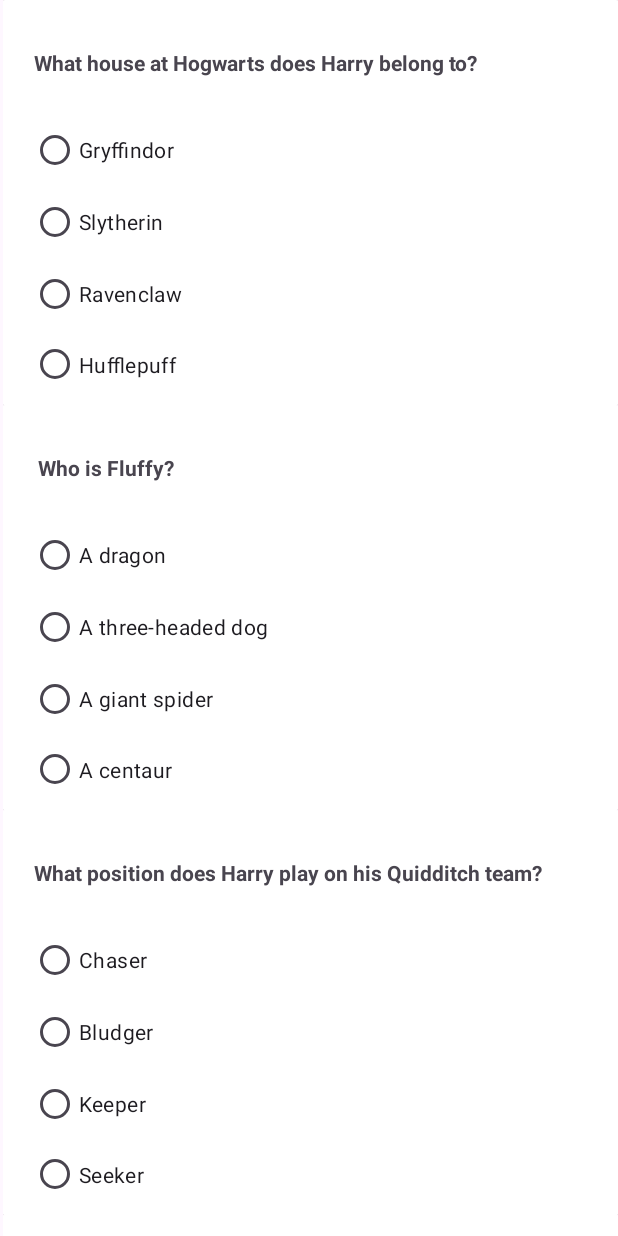
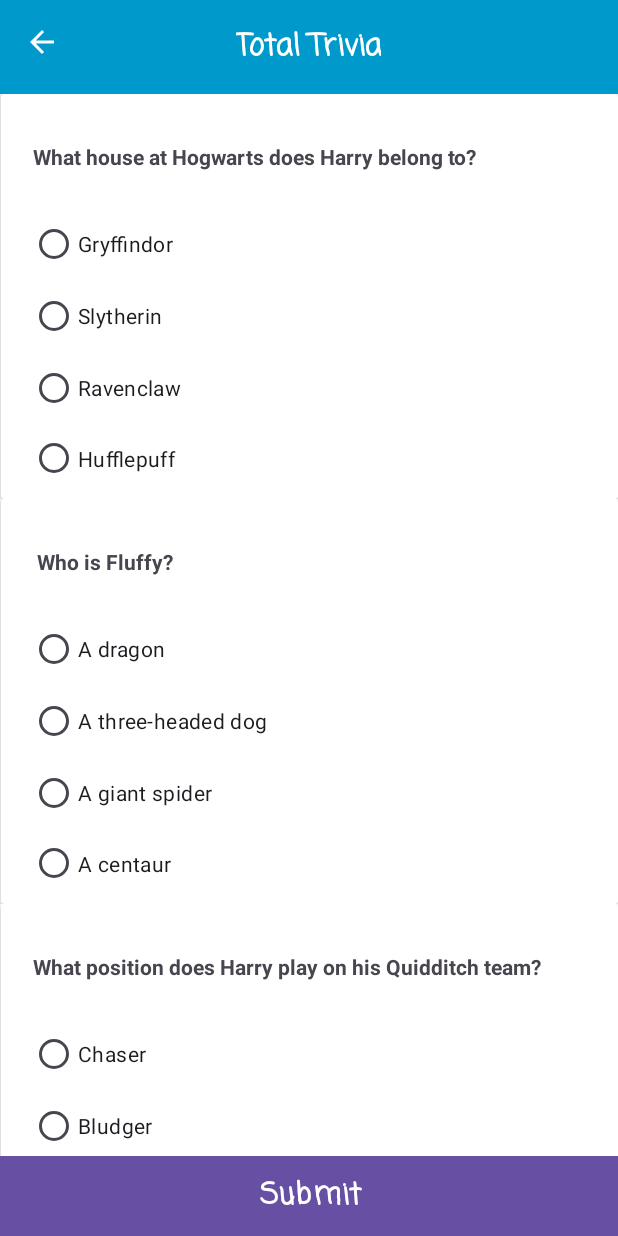
Before and after one commit to wdhurleyjr/cst338_total_trivia, an Android app: the GameActivity screen opened directly, with no data from a screen before it, after a tap on "Harry Potter Trivia", on a phone screen of 412 x 824 dp. Run offline under Robolectric (Android 15) with nearby library versions, the phone set to English and light mode, and no system bars; our stand-ins replace Room's generated code.

Commit message:
Added submit button to trivia game and some other tweaks

```diff
--- a/app/build.gradle
+++ b/app/build.gradle
@@ -32,6 +32,9 @@ android {
         sourceCompatibility JavaVersion.VERSION_1_8
         targetCompatibility JavaVersion.VERSION_1_8
     }
+    buildFeatures {
+        viewBinding true
+    }
 }
 
 dependencies {
@@ -42,6 +45,8 @@ dependencies {
 
     // Room components
     implementation "androidx.room:room-runtime:$rootProject.roomVersion"
+    implementation 'androidx.navigation:navigation-fragment:2.6.0'
+    implementation 'androidx.navigation:navigation-ui:2.6.0'
     annotationProcessor "androidx.room:room-compiler:$rootProject.roomVersion"
     androidTestImplementation "androidx.room:room-testing:$rootProject.roomVersion"
 
--- a/app/src/main/java/com/wdhurleyjr/cst338_total_trivia/DB/Game/QuestionDao.java
+++ b/app/src/main/java/com/wdhurleyjr/cst338_total_trivia/DB/Game/QuestionDao.java
@@ -26,6 +26,8 @@ public interface QuestionDao {
     @Query("SELECT * FROM question_table")
     LiveData<List<Question>> getAllQuestions();
 
+
+
     @Query("SELECT * FROM question_table WHERE gameId = :selectedGameName")
     LiveData<List<Question>> getQuestionsByGame(String selectedGameName);
 }
--- a/app/src/main/java/com/wdhurleyjr/cst338_total_trivia/TriviaViewModel/TriviaGameViewHolder.java
+++ b/app/src/main/java/com/wdhurleyjr/cst338_total_trivia/TriviaViewModel/TriviaGameViewHolder.java
@@ -15,10 +15,17 @@ public class TriviaGameViewHolder extends RecyclerView.ViewHolder {
 
     private final TextView questionTextView;
     private final RadioButton radioButton1;
+
     private final RadioButton radioButton2;
+
     private final RadioButton radioButton3;
+
     private final RadioButton radioButton4;
-    private TriviaGameViewHolder(View triviaGameView){
+
+
+
+
+    TriviaGameViewHolder(View triviaGameView){
         super(triviaGameView);
         questionTextView = triviaGameView.findViewById(R.id.question_text_view);
         radioButton1 = triviaGameView.findViewById(R.id.radioButton1);
--- a/app/src/main/res/layout/activity_trivia_game.xml
+++ b/app/src/main/res/layout/activity_trivia_game.xml
@@ -8,17 +8,33 @@
     tools:context=".Activities.TriviaGameActivity">
 
 
+
+    <include
+        android:id="@+id/include2"
+        layout="@layout/toolbar" />
+
+
+
     <androidx.recyclerview.widget.RecyclerView
         android:id="@+id/mRecyclerView"
-
-        android:layout_width="410dp"
+        android:layout_width="0dp"
         android:layout_height="0dp"
         android:padding="0dp"
+        app:layout_constraintBottom_toTopOf="@id/include3"
+        app:layout_constraintEnd_toEndOf="parent"
+        app:layout_constraintStart_toStartOf="parent"
+        app:layout_constraintTop_toBottomOf="@id/include2"
+        tools:listitem="@layout/recycler_view_row" />
+
+
+
+    <include
+        android:id="@+id/include3"
+        layout="@layout/button"
+        android:layout_width="0dp"
+        android:layout_height="wrap_content"
         app:layout_constraintBottom_toBottomOf="parent"
         app:layout_constraintEnd_toEndOf="parent"
-        app:layout_constraintHorizontal_bias="1.0"
-        app:layout_constraintStart_toStartOf="parent"
-        app:layout_constraintTop_toTopOf="parent"
-        app:layout_constraintVertical_bias="0.0"
-        tools:listitem="@layout/recycler_view_row" />
+        app:layout_constraintStart_toStartOf="parent"/>
+
 </androidx.constraintlayout.widget.ConstraintLayout>
--- /dev/null
+++ b/app/src/main/res/layout/button.xml
@@ -0,0 +1,24 @@
+<?xml version="1.0" encoding="utf-8"?>
+<androidx.constraintlayout.widget.ConstraintLayout xmlns:android="http://schemas.android.com/apk/res/android"
+    xmlns:tools="http://schemas.android.com/tools"
+    android:layout_width="match_parent"
+    android:layout_height="match_parent"
+    xmlns:app="http://schemas.android.com/apk/res-auto">
+
+
+
+    <Button
+        android:id="@+id/bottom_button"
+        android:layout_width="416dp"
+        android:layout_height="53dp"
+        android:background="@android:color/holo_blue_dark"
+        android:fontFamily="casual"
+        android:text="Submit"
+        android:textColor="@android:color/white"
+        android:textSize="20sp"
+        android:textStyle="bold"
+        app:layout_constraintBottom_toBottomOf="parent"
+        app:layout_constraintEnd_toEndOf="parent"
+        app:layout_constraintStart_toStartOf="parent" />
+
+</androidx.constraintlayout.widget.ConstraintLayout>
```
Also changed, not shown: app/src/main/AndroidManifest.xml (+5 -2 lines), app/src/main/res/layout/recycler_view_submit_button.xml (added, +14 -0 lines), app/src/main/res/values/strings.xml (+43 -0 lines), app/src/main/java/com/wdhurleyjr/cst338_total_trivia/TriviaViewModel/TriviaGameAdapter.java (line endings or trailing spaces).
